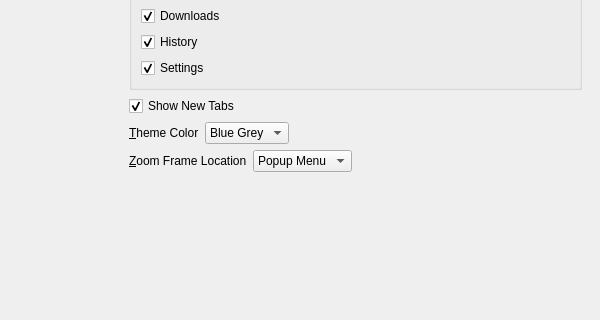
Old version of the form 2.x/UI/dooble_settings.ui in the repository textbrowser/dooble; both pictures show x 0 to 600 and y 175 to 495 of the 600 by 815 pixel window.
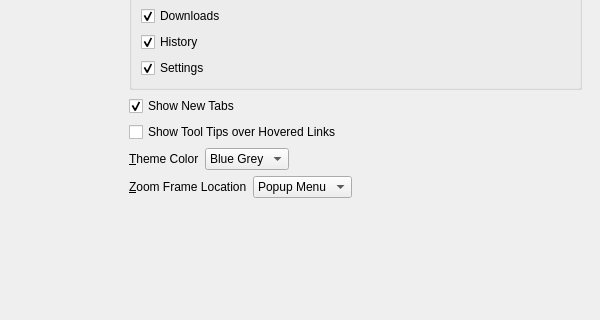
New version of the form. The open tabs and pages were chosen to show the change. Icons and pictures are not drawn.

```diff
--- a/2.x/UI/dooble_settings.ui
+++ b/2.x/UI/dooble_settings.ui
@@ -508,6 +508,13 @@
             </property>
            </widget>
           </item>
+          <item>
+           <widget class="QCheckBox" name="show_hovered_links_tool_tips">
+            <property name="text">
+             <string>Show Tool Tips over Hovered Links</string>
+            </property>
+           </widget>
+          </item>
           <item>
            <layout class="QHBoxLayout" name="horizontalLayout_4">
             <item>
```
Left out of the diff: 1 changed line with no effect on the pictures.
